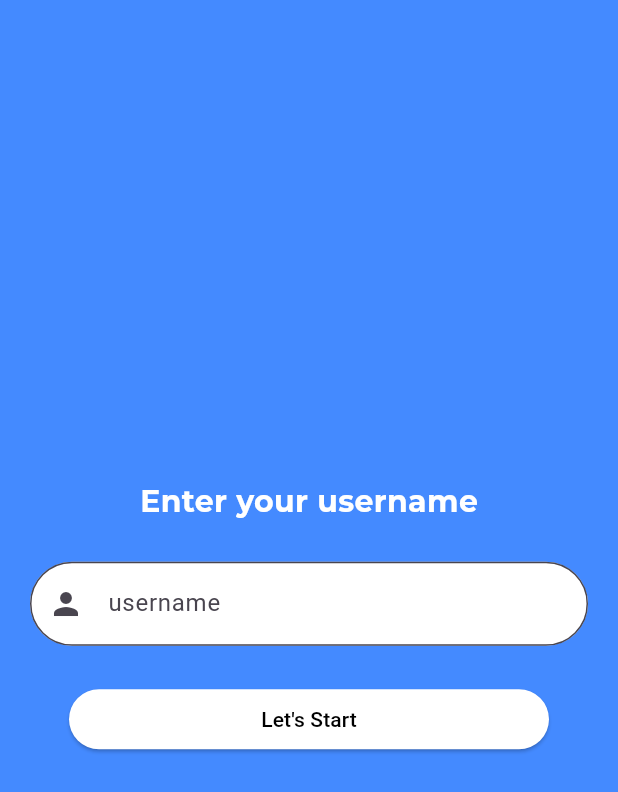
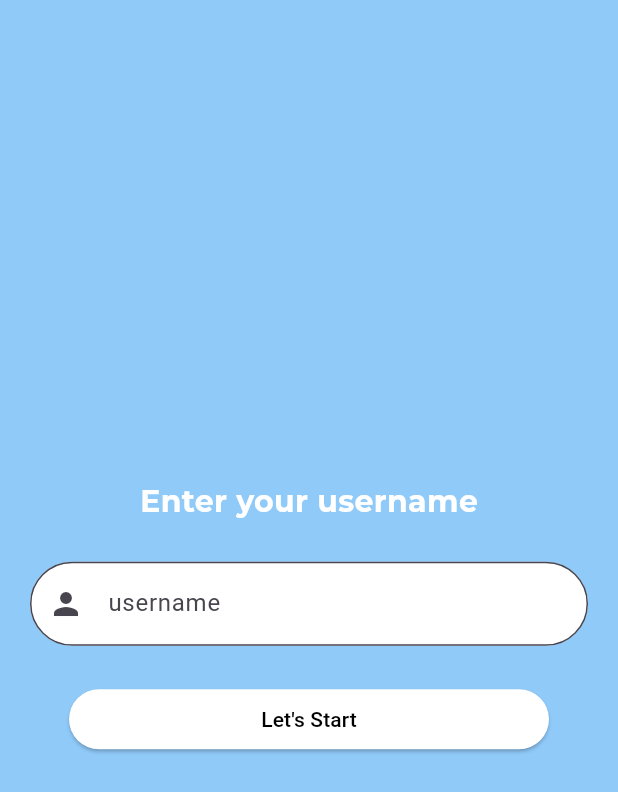
Before and after one commit to AabhasGaur19/Task-app, a Flutter app: the screen it shows after launch, on a phone screen of 412 x 824 dp. Shown: the top 792 px of the screen. Run offline on Flutter 3.47's test engine with Material 3 defaults, Android fonts, the phone set to English and light mode, and no system bars; our stand-ins replace google_fonts, shared_preferences.

```diff
--- a/lib/main.dart
+++ b/lib/main.dart
@@ -1,17 +1,24 @@
 import 'package:flutter/material.dart';
+import 'package:flutter/services.dart';
+import 'package:intl/date_symbol_data_local.dart';
+import 'package:shared_preferences/shared_preferences.dart';
 import 'package:todo/widgets/welcome_screen.dart';
 import 'package:todo/widgets/todo_screen.dart';
-import 'package:intl/date_symbol_data_local.dart';
-import 'package:shared_preferences/shared_preferences.dart';
 
 void main() async {
   WidgetsFlutterBinding.ensureInitialized();
-  await initializeDateFormatting('en_IN', null);
+  SystemChrome.setPreferredOrientations([
+    DeviceOrientation.portraitUp,
+  ]).then((_) async {
+    await initializeDateFormatting('en_IN', null);
 
-  final prefs = await SharedPreferences.getInstance();
-  final String? username = prefs.getString('username');
+    final prefs = await SharedPreferences.getInstance();
+    final String? username = prefs.getString('username');
 
-  runApp(MyApp(initialScreen: username != null ? TodoScreen(username) : WelcomeScreen()));
+    runApp(MyApp(
+        initialScreen:
+            username != null ? TodoScreen(username) : const WelcomeScreen()));
+  });
 }
 
 class MyApp extends StatelessWidget {
@@ -22,8 +29,11 @@ class MyApp extends StatelessWidget {
   @override
   Widget build(BuildContext context) {
     return MaterialApp(
+      debugShowCheckedModeBanner: false,
       theme: ThemeData(
-        scaffoldBackgroundColor: Colors.blueAccent[200],
+        scaffoldBackgroundColor: Colors.blue[200],
+        primarySwatch: Colors.blue,
+        visualDensity: VisualDensity.adaptivePlatformDensity,
       ),
       home: initialScreen,
     );
```
